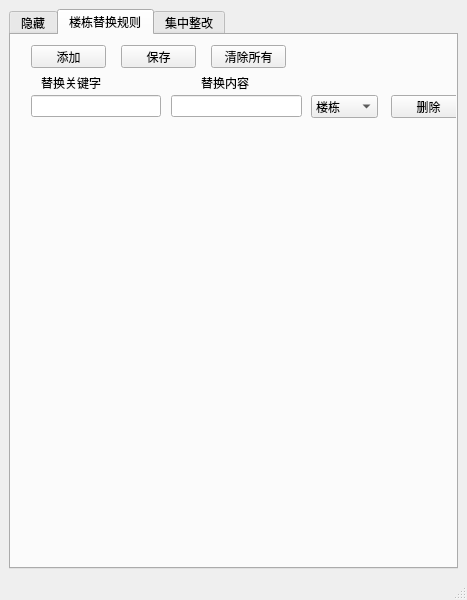
Qt form second.ui (goblincc/pythonUI) before a commit.
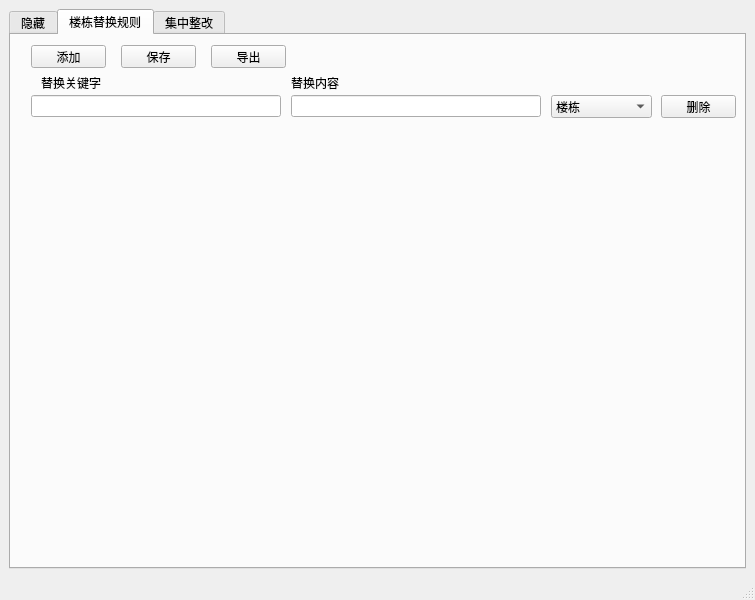
The same form after that commit.

```diff
--- a/second.ui
+++ b/second.ui
@@ -9,7 +9,7 @@
    <rect>
     <x>0</x>
     <y>0</y>
-    <width>467</width>
+    <width>755</width>
     <height>600</height>
    </rect>
   </property>
@@ -333,7 +333,7 @@
          <rect>
           <x>20</x>
           <y>60</y>
-          <width>130</width>
+          <width>250</width>
           <height>22</height>
          </rect>
         </property>
@@ -341,9 +341,9 @@
        <widget class="QLineEdit" name="lineEdit_3">
         <property name="geometry">
          <rect>
-          <x>160</x>
+          <x>280</x>
           <y>60</y>
-          <width>131</width>
+          <width>250</width>
           <height>22</height>
          </rect>
         </property>
@@ -351,9 +351,9 @@
        <widget class="QComboBox" name="comboBox">
         <property name="geometry">
          <rect>
-          <x>300</x>
+          <x>540</x>
           <y>60</y>
-          <width>67</width>
+          <width>101</width>
           <height>23</height>
          </rect>
         </property>
@@ -371,7 +371,7 @@
        <widget class="QPushButton" name="pushButton_5">
         <property name="geometry">
          <rect>
-          <x>380</x>
+          <x>650</x>
           <y>60</y>
           <width>75</width>
           <height>23</height>
@@ -394,19 +394,6 @@
          <string>保存</string>
         </property>
        </widget>
-       <widget class="QPushButton" name="pushButton_7">
-        <property name="geometry">
-         <rect>
-          <x>200</x>
-          <y>10</y>
-          <width>75</width>
-          <height>23</height>
-         </rect>
-        </property>
-        <property name="text">
-         <string>清除所有</string>
-        </property>
-       </widget>
        <widget class="QLabel" name="label">
         <property name="geometry">
          <rect>
@@ -423,7 +410,7 @@
        <widget class="QLabel" name="label_2">
         <property name="geometry">
          <rect>
-          <x>190</x>
+          <x>280</x>
           <y>40</y>
           <width>71</width>
           <height>16</height>
@@ -433,11 +420,67 @@
          <string>替换内容</string>
         </property>
        </widget>
+       <widget class="QPushButton" name="pushButton_8">
+        <property name="geometry">
+         <rect>
+          <x>200</x>
+          <y>10</y>
+          <width>75</width>
+          <height>23</height>
+         </rect>
+        </property>
+        <property name="text">
+         <string>导出</string>
+        </property>
+       </widget>
       </widget>
       <widget class="QWidget" name="tab_3">
        <attribute name="title">
         <string>集中整改</string>
        </attribute>
+       <widget class="QComboBox" name="comboBox_4">
+        <property name="geometry">
+         <rect>
+          <x>10</x>
+          <y>40</y>
+          <width>121</width>
+          <height>22</height>
+         </rect>
+        </property>
+        <item>
+         <property name="text">
+          <string>楼栋</string>
+         </property>
+        </item>
+        <item>
+         <property name="text">
+          <string>项目分期</string>
+         </property>
+        </item>
+       </widget>
+       <widget class="QLineEdit" name="lineEdit_4">
+        <property name="geometry">
+         <rect>
+          <x>140</x>
+          <y>40</y>
+          <width>151</width>
+          <height>20</height>
+         </rect>
+        </property>
+       </widget>
+       <widget class="QPushButton" name="pushButton_7">
+        <property name="geometry">
+         <rect>
+          <x>300</x>
+          <y>40</y>
+          <width>75</width>
+          <height>23</height>
+         </rect>
+        </property>
+        <property name="text">
+         <string>提交</string>
+        </property>
+       </widget>
       </widget>
      </widget>
     </item>
```
Left out of the diff: 4 changed lines with no effect on the pictures.
